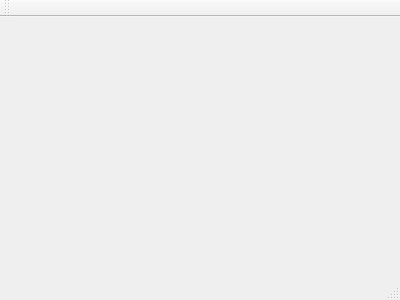
wassgha/TurboGrade, file TurboGrade/ui/mainwindow.ui: the form before one commit.
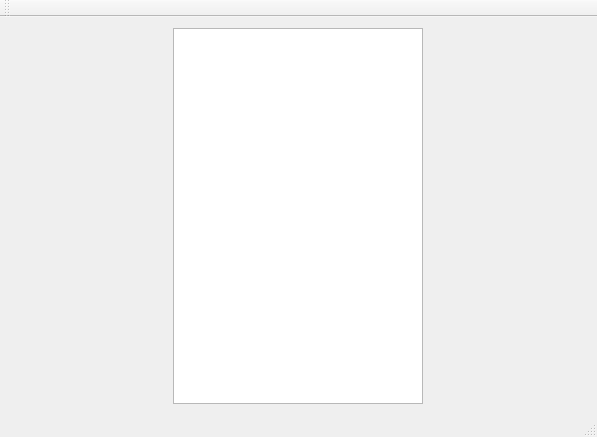
The form after the commit.

Commit message: Added code editor class and line numbers in editor

What changed in the file:
```diff
--- a/TurboGrade/ui/mainwindow.ui
+++ b/TurboGrade/ui/mainwindow.ui
@@ -1,24 +1,58 @@
 <ui version="4.0">
  <class>MainWindow</class>
- <widget class="QMainWindow" name="MainWindow" >
-  <property name="geometry" >
+ <widget class="QMainWindow" name="MainWindow">
+  <property name="geometry">
    <rect>
     <x>0</x>
     <y>0</y>
-    <width>400</width>
-    <height>300</height>
+    <width>597</width>
+    <height>437</height>
    </rect>
   </property>
   <property name="windowTitle" >
    <string>MainWindow</string>
   </property>
-  <widget class="QMenuBar" name="menuBar" />
-  <widget class="QToolBar" name="mainToolBar" />
-  <widget class="QWidget" name="centralWidget" />
-  <widget class="QStatusBar" name="statusBar" />
+  <widget class="QWidget" name="centralWidget">
+   <layout class="QHBoxLayout" name="horizontalLayout">
+    <item>
+     <widget class="QTreeView" name="treeView">
+      <property name="sizePolicy">
+       <sizepolicy hsizetype="Fixed" vsizetype="Expanding">
+        <horstretch>0</horstretch>
+        <verstretch>0</verstretch>
+       </sizepolicy>
+      </property>
+      <property name="maximumSize">
+       <size>
+        <width>250</width>
+        <height>16777215</height>
+       </size>
+      </property>
+     </widget>
+    </item>
+   </layout>
+  </widget>
+  <widget class="QMenuBar" name="menuBar">
+   <property name="geometry">
+    <rect>
+     <x>0</x>
+     <y>0</y>
+     <width>597</width>
+     <height>22</height>
+    </rect>
+   </property>
+  </widget>
+  <widget class="QToolBar" name="mainToolBar">
+   <attribute name="toolBarArea">
+    <enum>TopToolBarArea</enum>
+   </attribute>
+   <attribute name="toolBarBreak">
+    <bool>false</bool>
+   </attribute>
+  </widget>
+  <widget class="QStatusBar" name="statusBar"/>
  </widget>
- <layoutDefault spacing="6" margin="11" />
- <pixmapfunction></pixmapfunction>
+ <layoutdefault spacing="6" margin="11"/>
  <resources/>
  <connections/>
 </ui>
```
Left out of the diff: 3 changed lines with no effect on the pictures. The commit also changes 8 other files.
